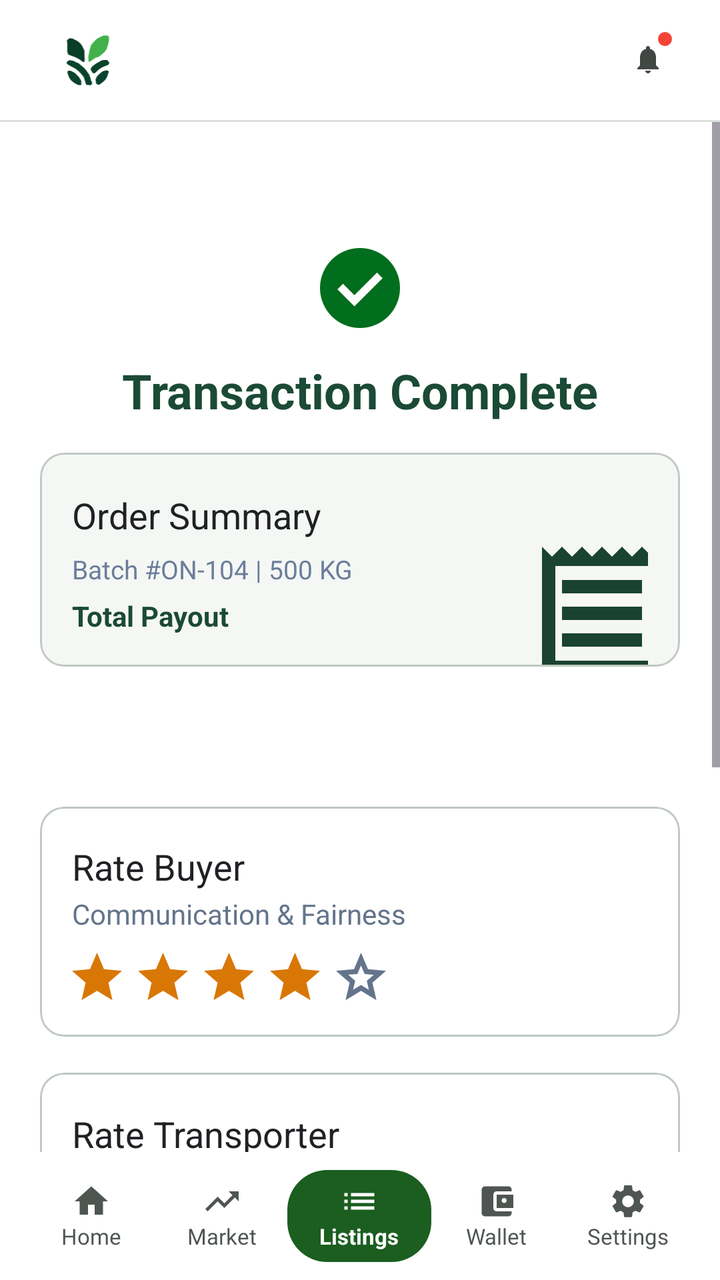
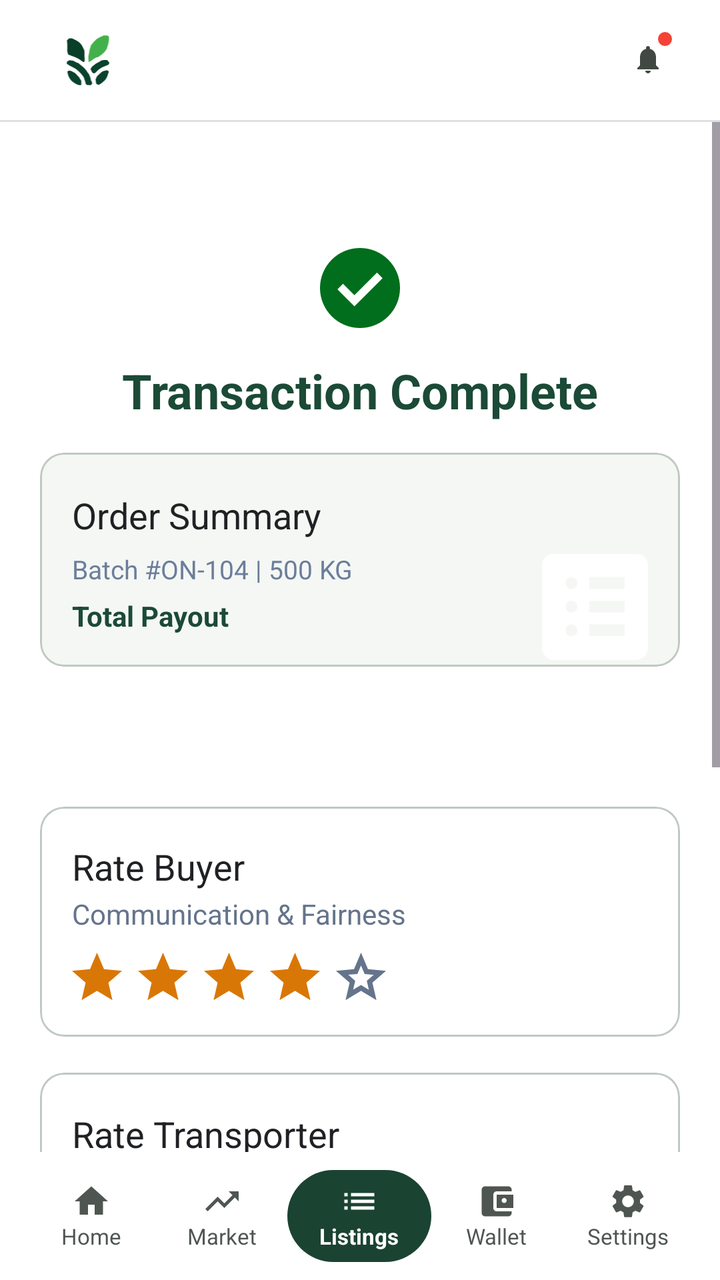

Two renders of the same Android screen: before a commit and after it. Below are the layout's source before the change and the commit's diff.
<!-- AndroidManifest.xml: application theme Theme.HarvestHubMobile -->
<!-- res/layout/activity_rating_feedback.xml -->
<?xml version="1.0" encoding="utf-8"?>
<androidx.constraintlayout.widget.ConstraintLayout xmlns:android="http://schemas.android.com/apk/res/android"
    xmlns:app="http://schemas.android.com/apk/res-auto"
    xmlns:tools="http://schemas.android.com/tools"
    android:layout_width="match_parent"
    android:layout_height="match_parent"
    android:background="#FFFFFF">

    <androidx.appcompat.widget.Toolbar
        android:id="@+id/toolbar"
        android:layout_width="0dp"
        android:layout_height="60dp"
        android:background="#FFFFFF"
        android:elevation="0dp"
        app:contentInsetStart="0dp"
        app:layout_constraintEnd_toEndOf="parent"
        app:layout_constraintStart_toStartOf="parent"
        app:layout_constraintTop_toTopOf="parent">

        <androidx.constraintlayout.widget.ConstraintLayout
            android:layout_width="match_parent"
            android:layout_height="match_parent"
            android:paddingStart="24dp"
            android:paddingEnd="24dp">

            <ImageView
                android:layout_width="40dp"
                android:layout_height="25dp"
                android:contentDescription="@string/app_name"
                android:src="@drawable/ic_harvesthub_logo"
                app:layout_constraintBottom_toBottomOf="parent"
                app:layout_constraintStart_toStartOf="parent"
                app:layout_constraintTop_toTopOf="parent" />

            <FrameLayout
                android:layout_width="24dp"
                android:layout_height="28dp"
                app:layout_constraintBottom_toBottomOf="parent"
                app:layout_constraintEnd_toEndOf="parent"
                app:layout_constraintTop_toTopOf="parent">

                <ImageView
                    android:layout_width="16dp"
                    android:layout_height="20dp"
                    android:layout_gravity="center"
                    android:contentDescription="@string/notifications"
                    android:src="@drawable/ic_notification"
                    app:tint="#414844" />

                <View
                    android:layout_width="7dp"
                    android:layout_height="7dp"
                    android:layout_gravity="top|end"
                    android:background="@drawable/badge_dot" />
            </FrameLayout>
        </androidx.constraintlayout.widget.ConstraintLayout>
    </androidx.appcompat.widget.Toolbar>

    <View
        android:id="@+id/topDivider"
        android:layout_width="0dp"
        android:layout_height="1dp"
        android:background="#DCE1DD"
        app:layout_constraintEnd_toEndOf="parent"
        app:layout_constraintStart_toStartOf="parent"
        app:layout_constraintTop_toBottomOf="@id/toolbar" />

    <ScrollView
        android:layout_width="0dp"
        android:layout_height="0dp"
        android:fillViewport="true"
        app:layout_constraintBottom_toTopOf="@id/bottomNavigation"
        app:layout_constraintEnd_toEndOf="parent"
        app:layout_constraintStart_toStartOf="parent"
        app:layout_constraintTop_toBottomOf="@id/topDivider">

        <androidx.constraintlayout.widget.ConstraintLayout
            android:layout_width="match_parent"
            android:layout_height="wrap_content"
            android:minHeight="810dp"
            android:paddingBottom="56dp">

            <ImageView
                android:id="@+id/ivComplete"
                android:layout_width="40dp"
                android:layout_height="40dp"
                android:layout_marginTop="63dp"
                android:contentDescription="@null"
                android:src="@drawable/ic_rating_complete"
                app:layout_constraintEnd_toEndOf="parent"
                app:layout_constraintStart_toStartOf="parent"
                app:layout_constraintTop_toTopOf="parent" />

            <TextView
                android:id="@+id/tvCompleteTitle"
                android:layout_width="wrap_content"
                android:layout_height="wrap_content"
                android:layout_marginTop="15dp"
                android:text="@string/transaction_complete"
                android:textColor="#1B4A36"
                android:textSize="24sp"
                android:textStyle="bold"
                app:layout_constraintEnd_toEndOf="parent"
                app:layout_constraintStart_toStartOf="parent"
                app:layout_constraintTop_toBottomOf="@id/ivComplete" />

            <com.google.android.material.card.MaterialCardView
                android:id="@+id/orderSummaryCard"
                android:layout_width="0dp"
                android:layout_height="107dp"
                android:layout_marginStart="20dp"
                android:layout_marginTop="15dp"
                android:layout_marginEnd="20dp"
                app:cardBackgroundColor="#F5F7F4"
                app:cardCornerRadius="12dp"
                app:cardElevation="0dp"
                app:layout_constraintEnd_toEndOf="parent"
                app:layout_constraintStart_toStartOf="parent"
                app:layout_constraintTop_toBottomOf="@id/tvCompleteTitle"
                app:strokeColor="#BFC9C1"
                app:strokeWidth="1dp">

                <androidx.constraintlayout.widget.ConstraintLayout
                    android:layout_width="match_parent"
                    android:layout_height="match_parent"
                    android:paddingStart="16dp"
                    android:paddingEnd="16dp">

                    <TextView
                        android:id="@+id/tvSummary"
                        android:layout_width="wrap_content"
                        android:layout_height="wrap_content"
                        android:layout_marginTop="19dp"
                        android:text="@string/order_summary"
                        android:textColor="#202124"
                        android:textSize="18sp"
                        app:layout_constraintStart_toStartOf="parent"
                        app:layout_constraintTop_toTopOf="parent" />

                    <TextView
                        android:id="@+id/tvBatch"
                        android:layout_width="wrap_content"
                        android:layout_height="wrap_content"
                        android:layout_marginTop="6dp"
                        android:text="Batch #ON-104 | 500 KG"
                        android:textColor="#6B7E9B"
                        android:textSize="13sp"
                        app:layout_constraintStart_toStartOf="parent"
                        app:layout_constraintTop_toBottomOf="@id/tvSummary"
                        tools:ignore="HardcodedText" />

                    <TextView
                        android:layout_width="wrap_content"
                        android:layout_height="wrap_content"
                        android:layout_marginTop="5dp"
                        android:text="@string/total_payout"
                        android:textColor="#1B4A36"
                        android:textSize="14sp"
                        android:textStyle="bold"
                        app:layout_constraintStart_toStartOf="parent"
                        app:layout_constraintTop_toBottomOf="@id/tvBatch" />

                    <ImageView
                        android:layout_width="53dp"
                        android:layout_height="60dp"
                        android:contentDescription="@null"
                        android:src="@drawable/ic_rating_order_summary"
                        app:layout_constraintBottom_toBottomOf="parent"
                        app:layout_constraintEnd_toEndOf="parent" />
                </androidx.constraintlayout.widget.ConstraintLayout>
            </com.google.android.material.card.MaterialCardView>

            <com.google.android.material.card.MaterialCardView
                android:id="@+id/buyerRatingCard"
                android:layout_width="0dp"
                android:layout_height="115dp"
                android:layout_marginStart="20dp"
                android:layout_marginTop="70dp"
                android:layout_marginEnd="20dp"
                app:cardBackgroundColor="#FFFFFF"
                app:cardCornerRadius="12dp"
                app:cardElevation="0dp"
                app:layout_constraintEnd_toEndOf="parent"
                app:layout_constraintStart_toStartOf="parent"
                app:layout_constraintTop_toBottomOf="@id/orderSummaryCard"
                app:strokeColor="#BFC9C1"
                app:strokeWidth="1dp">

                <LinearLayout
                    android:layout_width="match_parent"
                    android:layout_height="match_parent"
                    android:gravity="center_vertical"
                    android:orientation="vertical"
                    android:paddingStart="16dp"
                    android:paddingEnd="16dp">

                    <TextView
                        android:layout_width="match_parent"
                        android:layout_height="wrap_content"
                        android:text="@string/rate_buyer"
                        android:textColor="#202124"
                        android:textSize="18sp" />

                    <TextView
                        android:layout_width="match_parent"
                        android:layout_height="wrap_content"
                        android:layout_marginTop="2dp"
                        android:text="@string/communication_fairness"
                        android:textColor="#64748B"
                        android:textSize="14sp" />

                    <LinearLayout
                        android:layout_width="match_parent"
                        android:layout_height="24dp"
                        android:layout_marginTop="10dp"
                        android:orientation="horizontal">

                        <ImageView
                            android:layout_width="25dp"
                            android:layout_height="24dp"
                            android:contentDescription="@null"
                            android:src="@drawable/ic_rating_star_filled" />

                        <ImageView
                            android:layout_width="25dp"
                            android:layout_height="24dp"
                            android:layout_marginStart="8dp"
                            android:contentDescription="@null"
                            android:src="@drawable/ic_rating_star_filled" />

                        <ImageView
                            android:layout_width="25dp"
                            android:layout_height="24dp"
                            android:layout_marginStart="8dp"
                            android:contentDescription="@null"
                            android:src="@drawable/ic_rating_star_filled" />

                        <ImageView
                            android:layout_width="25dp"
                            android:layout_height="24dp"
                            android:layout_marginStart="8dp"
                            android:contentDescription="@null"
                            android:src="@drawable/ic_rating_star_filled" />

                        <ImageView
                            android:layout_width="25dp"
                            android:layout_height="24dp"
                            android:layout_marginStart="8dp"
                            android:contentDescription="@null"
                            android:src="@drawable/ic_rating_star_unfilled" />
                    </LinearLayout>
                </LinearLayout>
            </com.google.android.material.card.MaterialCardView>

            <com.google.android.material.card.MaterialCardView
                android:id="@+id/transporterRatingCard"
                android:layout_width="0dp"
                android:layout_height="116dp"
                android:layout_marginStart="20dp"
                android:layout_marginTop="18dp"
                android:layout_marginEnd="20dp"
                app:cardBackgroundColor="#FFFFFF"
                app:cardCornerRadius="12dp"
                app:cardElevation="0dp"
                app:layout_constraintEnd_toEndOf="parent"
                app:layout_constraintStart_toStartOf="parent"
                app:layout_constraintTop_toBottomOf="@id/buyerRatingCard"
                app:strokeColor="#BFC9C1"
                app:strokeWidth="1dp">

                <LinearLayout
                    android:layout_width="match_parent"
                    android:layout_height="match_parent"
                    android:gravity="center_vertical"
                    android:orientation="vertical"
                    android:paddingStart="16dp"
                    android:paddingEnd="16dp">

                    <TextView
                        android:layout_width="match_parent"
                        android:layout_height="wrap_content"
                        android:text="@string/rate_transporter"
                        android:textColor="#202124"
                        android:textSize="18sp" />

                    <TextView
                        android:layout_width="match_parent"
                        android:layout_height="wrap_content"
                        android:layout_marginTop="2dp"
                        android:text="@string/punctuality_handling"
                        android:textColor="#64748B"
                        android:textSize="14sp" />

                    <LinearLayout
                        android:layout_width="match_parent"
                        android:layout_height="24dp"
                        android:layout_marginTop="10dp"
                        android:orientation="horizontal">

                        <ImageView
                            android:layout_width="25dp"
                            android:layout_height="24dp"
                            android:contentDescription="@null"
                            android:src="@drawable/ic_rating_star_filled" />

                        <ImageView
                            android:layout_width="25dp"
                            android:layout_height="24dp"
                            android:layout_marginStart="8dp"
                            android:contentDescription="@null"
                            android:src="@drawable/ic_rating_star_filled" />

                        <ImageView
                            android:layout_width="25dp"
                            android:layout_height="24dp"
                            android:layout_marginStart="8dp"
                            android:contentDescription="@null"
                            android:src="@drawable/ic_rating_star_filled" />

                        <ImageView
                            android:layout_width="25dp"
                            android:layout_height="24dp"
                            android:layout_marginStart="8dp"
                            android:contentDescription="@null"
                            android:src="@drawable/ic_rating_star_filled" />

                        <ImageView
                            android:layout_width="25dp"
                            android:layout_height="24dp"
                            android:layout_marginStart="8dp"
                            android:contentDescription="@null"
                            android:src="@drawable/ic_rating_star_filled" />
                    </LinearLayout>
                </LinearLayout>
            </com.google.android.material.card.MaterialCardView>

            <androidx.appcompat.widget.AppCompatEditText
                android:id="@+id/etFeedback"
                android:layout_width="0dp"
                android:layout_height="86dp"
                android:layout_marginStart="20dp"
                android:layout_marginTop="16dp"
                android:layout_marginEnd="20dp"
                android:background="@drawable/bg_rating_feedback_input"
                android:gravity="top"
                android:hint="@string/feedback_hint"
                android:importantForAutofill="no"
                android:inputType="textMultiLine|textCapSentences"
                android:paddingStart="12dp"
                android:paddingTop="15dp"
                android:paddingEnd="12dp"
                android:textColor="#202124"
                android:textColorHint="#64748B"
                android:textSize="14sp"
                app:layout_constraintEnd_toEndOf="parent"
                app:layout_constraintStart_toStartOf="parent"
                app:layout_constraintTop_toBottomOf="@id/transporterRatingCard" />

            <com.google.android.material.button.MaterialButton
                android:id="@+id/btnSubmitFeedback"
                android:layout_width="0dp"
                android:layout_height="57dp"
                android:layout_marginStart="20dp"
                android:layout_marginTop="16dp"
                android:layout_marginEnd="20dp"
                android:backgroundTint="#194D38"
                android:text="@string/submit_feedback"
                android:textAllCaps="false"
                android:textColor="#FFFFFF"
                android:textSize="16sp"
                android:textStyle="bold"
                app:cornerRadius="12dp"
                app:layout_constraintEnd_toEndOf="parent"
                app:layout_constraintStart_toStartOf="parent"
                app:layout_constraintTop_toBottomOf="@id/etFeedback" />
        </androidx.constraintlayout.widget.ConstraintLayout>
    </ScrollView>

    <LinearLayout
        android:id="@+id/bottomNavigation"
        android:layout_width="0dp"
        android:layout_height="64dp"
        android:background="#FFFFFF"
        android:baselineAligned="false"
        android:gravity="center_vertical"
        android:orientation="horizontal"
        android:paddingStart="13dp"
        android:paddingEnd="13dp"
        app:layout_constraintBottom_toBottomOf="parent"
        app:layout_constraintEnd_toEndOf="parent"
        app:layout_constraintStart_toStartOf="parent">

        <LinearLayout
            android:layout_width="0dp"
            android:layout_height="wrap_content"
            android:layout_weight="1"
            android:gravity="center"
            android:orientation="vertical">

            <ImageView
                android:layout_width="20dp"
                android:layout_height="20dp"
                android:contentDescription="@string/home"
                android:src="@drawable/ic_home"
                app:tint="#4F5652" />

            <TextView
                android:layout_width="wrap_content"
                android:layout_height="wrap_content"
                android:text="@string/home"
                android:textColor="#4F5652"
                android:textSize="11sp" />
        </LinearLayout>

        <LinearLayout
            android:layout_width="0dp"
            android:layout_height="wrap_content"
            android:layout_weight="1"
            android:gravity="center"
            android:orientation="vertical">

            <ImageView
                android:layout_width="20dp"
                android:layout_height="20dp"
                android:contentDescription="@string/market"
                android:src="@drawable/ic_trending_up"
                app:tint="#4F5652" />

            <TextView
                android:layout_width="wrap_content"
                android:layout_height="wrap_content"
                android:text="@string/market"
                android:textColor="#4F5652"
                android:textSize="11sp" />
        </LinearLayout>

        <LinearLayout
            android:id="@+id/llNavListings"
            android:layout_width="72dp"
            android:layout_height="46dp"
            android:background="@drawable/bg_nav_selected"
            android:gravity="center"
            android:orientation="vertical">

            <ImageView
                android:layout_width="20dp"
                android:layout_height="20dp"
                android:contentDescription="@string/listings"
                android:src="@drawable/ic_list"
                app:tint="#FFFFFF" />

            <TextView
                android:layout_width="wrap_content"
                android:layout_height="wrap_content"
                android:text="@string/listings"
                android:textColor="#FFFFFF"
                android:textSize="11sp"
                android:textStyle="bold" />
        </LinearLayout>

        <LinearLayout
            android:layout_width="0dp"
            android:layout_height="wrap_content"
            android:layout_weight="1"
            android:gravity="center"
            android:orientation="vertical">

            <ImageView
                android:layout_width="20dp"
                android:layout_height="20dp"
                android:contentDescription="@string/wallet"
                android:src="@drawable/ic_wallet"
                app:tint="#4F5652" />

            <TextView
                android:layout_width="wrap_content"
                android:layout_height="wrap_content"
                android:text="@string/wallet"
                android:textColor="#4F5652"
                android:textSize="11sp" />
        </LinearLayout>

        <LinearLayout
            android:layout_width="0dp"
            android:layout_height="wrap_content"
            android:layout_weight="1"
            android:gravity="center"
            android:orientation="vertical">

            <ImageView
                android:layout_width="20dp"
                android:layout_height="20dp"
                android:contentDescription="@string/settings"
                android:src="@drawable/ic_settings"
                app:tint="#4F5652" />

            <TextView
                android:layout_width="wrap_content"
                android:layout_height="wrap_content"
                android:text="@string/settings"
                android:textColor="#4F5652"
                android:textSize="11sp" />
        </LinearLayout>
    </LinearLayout>
</androidx.constraintlayout.widget.ConstraintLayout>
<!-- resources referenced by this layout -->
<resources>
  <!-- drawable badge_dot (drawable) -->
  <?xml version="1.0" encoding="utf-8"?>
  <shape xmlns:android="http://schemas.android.com/apk/res/android"
      android:shape="oval">
      <solid android:color="#F44336" />
      <size android:width="8dp" android:height="8dp" />
  </shape>
  <!-- drawable bg_nav_selected (drawable) -->
  <?xml version="1.0" encoding="utf-8"?>
  <shape xmlns:android="http://schemas.android.com/apk/res/android"
      android:shape="rectangle">
      <solid android:color="#1B5E20" />
      <corners android:radius="20dp" />
  </shape>
  <!-- drawable ic_home (drawable) -->
  <vector xmlns:android="http://schemas.android.com/apk/res/android"
      android:width="24dp"
      android:height="24dp"
      android:viewportWidth="24"
      android:viewportHeight="24">
      <path
          android:fillColor="#000000"
          android:pathData="M10,20v-6h4v6h5v-8h3L12,3L2,12h3v8z" />
  </vector>
  <!-- drawable ic_rating_order_summary (drawable) -->
  <vector xmlns:android="http://schemas.android.com/apk/res/android"
      android:width="53dp"
      android:height="60dp"
      android:viewportWidth="53"
      android:viewportHeight="60">
    <path
        android:fillColor="#1B4332"
        android:pathData="M0 66.6667V0L5 5L10 0L15 5L20 0L25 5L30 0L35 5L40 0L45 5L50 0L55 5L60 0V66.6667L55 61.6667L50 66.6667L45 61.6667L40 66.6667L35 61.6667L30 66.6667L25 61.6667L20 66.6667L15 61.6667L10 66.6667L5 61.6667L0 66.6667ZM10 50H50V43.3333H10V50ZM10 36.6667H50V30H10V36.6667ZM10 23.3333H50V16.6667H10V23.3333ZM6.66667 57H53.3333V9.66667H6.66667V57ZM6.66667 9.66667V57V9.66667Z"/>
  </vector>
  <string name="app_name">HarvestHub Mobile</string>
  <string name="communication_fairness">Communication &amp; Fairness</string>
  <string name="feedback_hint">Add more details about your experience...</string>
  <string name="home">Home</string>
  <string name="listings">Listings</string>
  <string name="market">Market</string>
  <string name="notifications">Notifications</string>
  <string name="order_summary">Order Summary</string>
  <string name="punctuality_handling">Punctuality &amp; Handling</string>
  <string name="rate_buyer">Rate Buyer</string>
  <string name="rate_transporter">Rate Transporter</string>
  <string name="settings">Settings</string>
  <string name="submit_feedback">Submit Feedback</string>
  <string name="total_payout">Total Payout</string>
  <string name="transaction_complete">Transaction Complete</string>
  <string name="wallet">Wallet</string>
  <style name="Theme.HarvestHubMobile" parent="Base.Theme.HarvestHubMobile" />
  <style name="Base.Theme.HarvestHubMobile" parent="Theme.Material3.DayNight.NoActionBar">
          
          <item name="colorPrimary">@color/primary_green</item>
          <item name="android:statusBarColor">@color/white</item>
          <item name="android:fontFamily">@font/plus_jakarta_sans</item>
      </style>
  <color name="primary_green">#1B4332</color>
  <color name="white">#FFFFFFFF</color>
  <!-- unchanged entries left out for length: 10 -->
</resources>

<!-- the commit's change to res/layout/activity_rating_feedback.xml (unified diff, before → after) -->
@@ -164,7 +164,7 @@
                         android:layout_width="53dp"
                         android:layout_height="60dp"
                         android:contentDescription="@null"
-                        android:src="@drawable/ic_rating_order_summary"
+                        android:src="@drawable/ic_listings_icon_bottom_bar"
                         app:layout_constraintBottom_toBottomOf="parent"
                         app:layout_constraintEnd_toEndOf="parent" />
                 </androidx.constraintlayout.widget.ConstraintLayout>
@@ -438,7 +438,7 @@
             android:id="@+id/llNavListings"
             android:layout_width="72dp"
             android:layout_height="46dp"
-            android:background="@drawable/bg_nav_selected"
+            android:background="@drawable/bg_pill_active"
             android:gravity="center"
             android:orientation="vertical">
 
<!-- resource entries referenced after the edit -->
@@ -7,12 +7,11 @@
       <solid android:color="#F44336" />
       <size android:width="8dp" android:height="8dp" />
   </shape>
-  <!-- drawable bg_nav_selected (drawable) -->
+  <!-- drawable bg_pill_active (drawable) -->
   <?xml version="1.0" encoding="utf-8"?>
-  <shape xmlns:android="http://schemas.android.com/apk/res/android"
-      android:shape="rectangle">
-      <solid android:color="#1B5E20" />
-      <corners android:radius="20dp" />
+  <shape xmlns:android="http://schemas.android.com/apk/res/android">
+      <solid android:color="#1B4332" />
+      <corners android:radius="24dp" />
   </shape>
   <!-- drawable ic_home (drawable) -->
   <vector xmlns:android="http://schemas.android.com/apk/res/android"
@@ -24,15 +23,15 @@
           android:fillColor="#000000"
           android:pathData="M10,20v-6h4v6h5v-8h3L12,3L2,12h3v8z" />
   </vector>
-  <!-- drawable ic_rating_order_summary (drawable) -->
+  <!-- drawable ic_listings_icon_bottom_bar (drawable) -->
   <vector xmlns:android="http://schemas.android.com/apk/res/android"
-      android:width="53dp"
-      android:height="60dp"
-      android:viewportWidth="53"
-      android:viewportHeight="60">
+      android:width="18dp"
+      android:height="18dp"
+      android:viewportWidth="18"
+      android:viewportHeight="18">
     <path
-        android:fillColor="#1B4332"
-        android:pathData="M0 66.6667V0L5 5L10 0L15 5L20 0L25 5L30 0L35 5L40 0L45 5L50 0L55 5L60 0V66.6667L55 61.6667L50 66.6667L45 61.6667L40 66.6667L35 61.6667L30 66.6667L25 61.6667L20 66.6667L15 61.6667L10 66.6667L5 61.6667L0 66.6667ZM10 50H50V43.3333H10V50ZM10 36.6667H50V30H10V36.6667ZM10 23.3333H50V16.6667H10V23.3333ZM6.66667 57H53.3333V9.66667H6.66667V57ZM6.66667 9.66667V57V9.66667Z"/>
+        android:fillColor="#FFFFFF"
+        android:pathData="M5 14C5.28333 14 5.52083 13.9042 5.7125 13.7125C5.90417 13.5208 6 13.2833 6 13C6 12.7167 5.90417 12.4792 5.7125 12.2875C5.52083 12.0958 5.28333 12 5 12C4.71667 12 4.47917 12.0958 4.2875 12.2875C4.09583 12.4792 4 12.7167 4 13C4 13.2833 4.09583 13.5208 4.2875 13.7125C4.47917 13.9042 4.71667 14 5 14ZM5 10C5.28333 10 5.52083 9.90417 5.7125 9.7125C5.90417 9.52083 6 9.28333 6 9C6 8.71667 5.90417 8.47917 5.7125 8.2875C5.52083 8.09583 5.28333 8 5 8C4.71667 8 4.47917 8.09583 4.2875 8.2875C4.09583 8.47917 4 8.71667 4 9C4 9.28333 4.09583 9.52083 4.2875 9.7125C4.47917 9.90417 4.71667 10 5 10ZM5 6C5.28333 6 5.52083 5.90417 5.7125 5.7125C5.90417 5.52083 6 5.28333 6 5C6 4.71667 5.90417 4.47917 5.7125 4.2875C5.52083 4.09583 5.28333 4 5 4C4.71667 4 4.47917 4.09583 4.2875 4.2875C4.09583 4.47917 4 4.71667 4 5C4 5.28333 4.09583 5.52083 4.2875 5.7125C4.47917 5.90417 4.71667 6 5 6ZM8 14H14V12H8V14ZM8 10H14V8H8V10ZM8 6H14V4H8V6ZM2 18C1.45 18 0.979167 17.8042 0.5875 17.4125C0.195833 17.0208 0 16.55 0 16V2C0 1.45 0.195833 0.979167 0.5875 0.5875C0.979167 0.195833 1.45 0 2 0H16C16.55 0 17.0208 0.195833 17.4125 0.5875C17.8042 0.979167 18 1.45 18 2V16C18 16.55 17.8042 17.0208 17.4125 17.4125C17.0208 17.8042 16.55 18 16 18H2Z"/>
   </vector>
   <string name="app_name">HarvestHub Mobile</string>
   <string name="communication_fairness">Communication &amp; Fairness</string>
